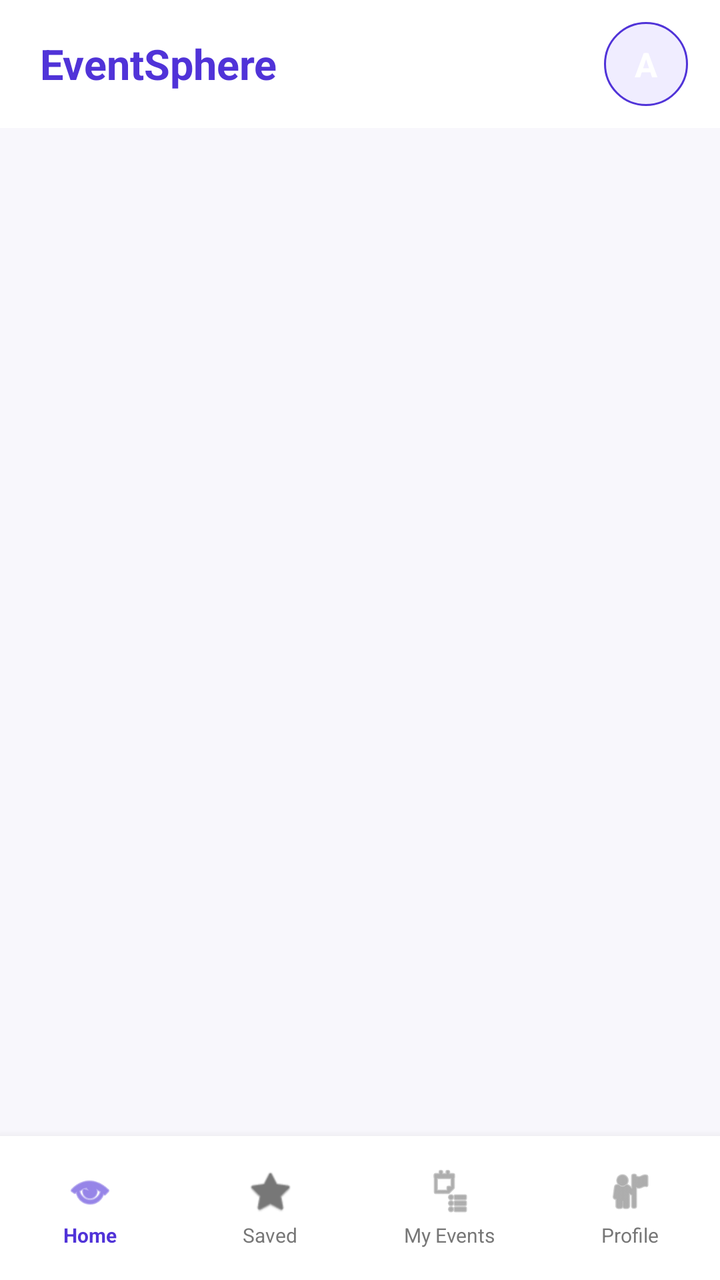
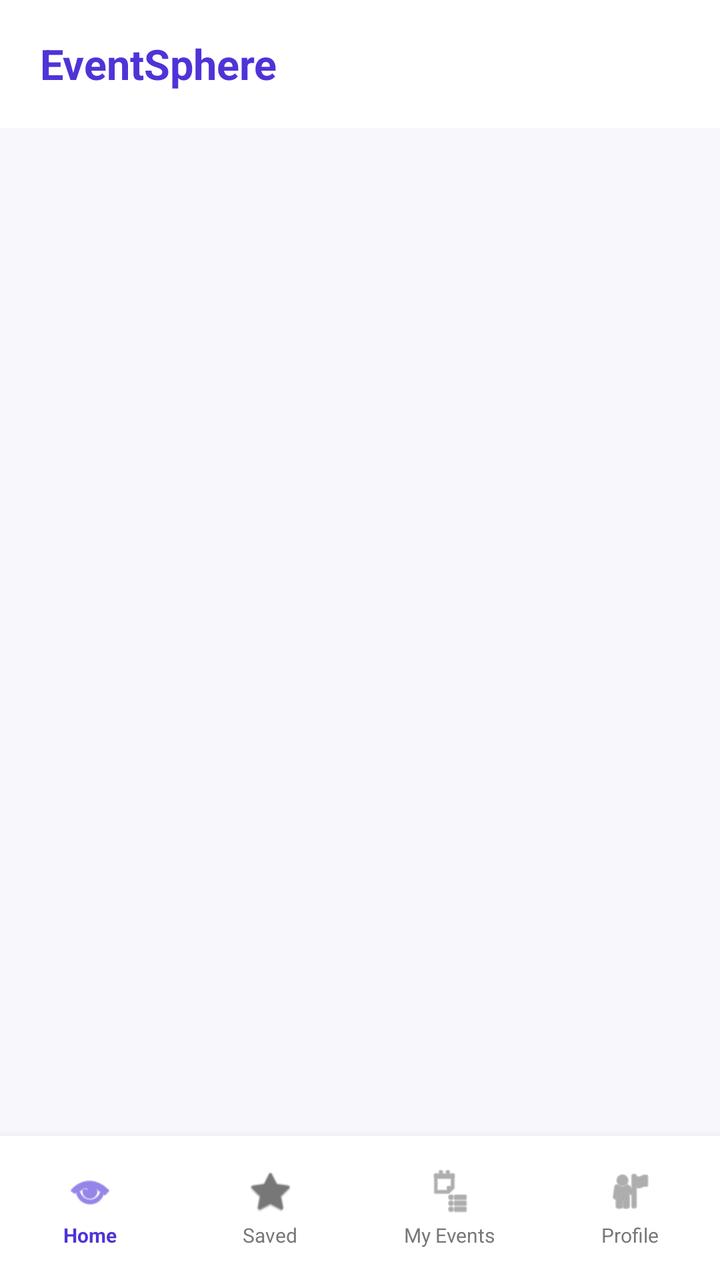

Two renders of the same Android screen: before a commit and after it. Below are the layout's source before the change and the commit's diff.
<!-- AndroidManifest.xml: application theme Theme.EventSphere -->
<!-- res/layout/activity_home.xml -->
<?xml version="1.0" encoding="utf-8"?>
<androidx.constraintlayout.widget.ConstraintLayout
    xmlns:android="http://schemas.android.com/apk/res/android"
    xmlns:app="http://schemas.android.com/apk/res-auto"
    android:layout_width="match_parent"
    android:layout_height="match_parent"
    android:background="#F8F7FC">

    
    
    

    <com.google.android.material.appbar.MaterialToolbar
        android:id="@+id/topAppBar"
        android:layout_width="0dp"
        android:layout_height="64dp"
        android:background="@android:color/white"
        android:elevation="4dp"
        app:layout_constraintTop_toTopOf="parent"
        app:layout_constraintStart_toStartOf="parent"
        app:layout_constraintEnd_toEndOf="parent">

        <TextView
            android:id="@+id/tvAppBarTitle"
            android:layout_width="wrap_content"
            android:layout_height="wrap_content"
            android:layout_gravity="start|center_vertical"
            android:layout_marginStart="20dp"
            android:text="EventSphere"
            android:textColor="#5033D8"
            android:textSize="21sp"
            android:textStyle="bold" />

        <TextView
            android:id="@+id/btnAppBarProfile"
            android:layout_width="42dp"
            android:layout_height="42dp"
            android:layout_gravity="end|center_vertical"
            android:layout_marginEnd="16dp"
            android:background="@drawable/profile_circle_bg"
            android:gravity="center"
            android:text="A"
            android:textColor="@android:color/white"
            android:textSize="17sp"
            android:textStyle="bold" />

    </com.google.android.material.appbar.MaterialToolbar>


    
    
    

    <androidx.fragment.app.FragmentContainerView
        android:id="@+id/fragmentContainer"
        android:layout_width="0dp"
        android:layout_height="0dp"
        app:layout_constraintTop_toBottomOf="@id/topAppBar"
        app:layout_constraintBottom_toTopOf="@id/bottomNavigation"
        app:layout_constraintStart_toStartOf="parent"
        app:layout_constraintEnd_toEndOf="parent" />


    
    
    

    <LinearLayout
        android:id="@+id/bottomNavigation"
        android:layout_width="0dp"
        android:layout_height="72dp"
        android:orientation="horizontal"
        android:gravity="center"
        android:background="@android:color/white"
        android:elevation="8dp"
        android:paddingTop="6dp"
        android:paddingBottom="6dp"
        app:layout_constraintBottom_toBottomOf="parent"
        app:layout_constraintStart_toStartOf="parent"
        app:layout_constraintEnd_toEndOf="parent">


        

        <LinearLayout
            android:id="@+id/navHome"
            android:layout_width="0dp"
            android:layout_height="match_parent"
            android:layout_weight="1"
            android:orientation="vertical"
            android:gravity="center"
            android:clickable="true"
            android:focusable="true">

            <ImageView
                android:id="@+id/iconHome"
                android:layout_width="24dp"
                android:layout_height="24dp"
                android:src="@android:drawable/ic_menu_view"
                app:tint="#5033D8"
                android:contentDescription="Home" />

            <TextView
                android:id="@+id/textHome"
                android:layout_width="wrap_content"
                android:layout_height="wrap_content"
                android:layout_marginTop="3dp"
                android:text="Home"
                android:textSize="10sp"
                android:textStyle="bold"
                android:textColor="#5033D8" />

        </LinearLayout>


        

        <LinearLayout
            android:id="@+id/navSaved"
            android:layout_width="0dp"
            android:layout_height="match_parent"
            android:layout_weight="1"
            android:orientation="vertical"
            android:gravity="center"
            android:clickable="true"
            android:focusable="true">

            <ImageView
                android:id="@+id/iconSaved"
                android:layout_width="24dp"
                android:layout_height="24dp"
                android:src="@android:drawable/btn_star_big_off"
                app:tint="#777777"
                android:contentDescription="Saved" />

            <TextView
                android:id="@+id/textSaved"
                android:layout_width="wrap_content"
                android:layout_height="wrap_content"
                android:layout_marginTop="3dp"
                android:text="Saved"
                android:textSize="10sp"
                android:textColor="#777777" />

        </LinearLayout>


        

        <LinearLayout
            android:id="@+id/navMyEvents"
            android:layout_width="0dp"
            android:layout_height="match_parent"
            android:layout_weight="1"
            android:orientation="vertical"
            android:gravity="center"
            android:clickable="true"
            android:focusable="true">

            <ImageView
                android:id="@+id/iconMyEvents"
                android:layout_width="24dp"
                android:layout_height="24dp"
                android:src="@android:drawable/ic_menu_agenda"
                app:tint="#777777"
                android:contentDescription="My Events" />

            <TextView
                android:id="@+id/textMyEvents"
                android:layout_width="wrap_content"
                android:layout_height="wrap_content"
                android:layout_marginTop="3dp"
                android:text="My Events"
                android:textSize="10sp"
                android:textColor="#777777" />

        </LinearLayout>


        

        <LinearLayout
            android:id="@+id/navProfile"
            android:layout_width="0dp"
            android:layout_height="match_parent"
            android:layout_weight="1"
            android:orientation="vertical"
            android:gravity="center"
            android:clickable="true"
            android:focusable="true">

            <ImageView
                android:id="@+id/iconProfile"
                android:layout_width="24dp"
                android:layout_height="24dp"
                android:src="@android:drawable/ic_menu_myplaces"
                app:tint="#777777"
                android:contentDescription="Profile" />

            <TextView
                android:id="@+id/textProfile"
                android:layout_width="wrap_content"
                android:layout_height="wrap_content"
                android:layout_marginTop="3dp"
                android:text="Profile"
                android:textSize="10sp"
                android:textColor="#777777" />

        </LinearLayout>

    </LinearLayout>

</androidx.constraintlayout.widget.ConstraintLayout>
<!-- resources referenced by this layout -->
<resources>
  <!-- drawable profile_circle_bg (drawable) -->
  <?xml version="1.0" encoding="utf-8"?>
  <shape xmlns:android="http://schemas.android.com/apk/res/android"
      android:shape="oval">
  
      <solid android:color="#F0EDFF" />
  
      <stroke
          android:width="1dp"
          android:color="#5033D8" />
  
  </shape>
  <style name="Theme.EventSphere" parent="Base.Theme.EventSphere" />
  <style name="Base.Theme.EventSphere" parent="Theme.Material3.DayNight.NoActionBar">
          
          
      </style>
</resources>

<!-- the commit's change to res/layout/activity_home.xml (unified diff, before → after) -->
@@ -31,18 +31,18 @@
             android:textSize="21sp"
             android:textStyle="bold" />
 
-        <TextView
-            android:id="@+id/btnAppBarProfile"
-            android:layout_width="42dp"
-            android:layout_height="42dp"
-            android:layout_gravity="end|center_vertical"
-            android:layout_marginEnd="16dp"
-            android:background="@drawable/profile_circle_bg"
-            android:gravity="center"
-            android:text="A"
-            android:textColor="@android:color/white"
-            android:textSize="17sp"
-            android:textStyle="bold" />
+
+
+
+
+
+
+
+
+
+
+
+
 
     </com.google.android.material.appbar.MaterialToolbar>
 
<!-- resource entries referenced after the edit -->
@@ -1,17 +1,5 @@
 <!-- resources referenced by this layout -->
 <resources>
-  <!-- drawable profile_circle_bg (drawable) -->
-  <?xml version="1.0" encoding="utf-8"?>
-  <shape xmlns:android="http://schemas.android.com/apk/res/android"
-      android:shape="oval">
-  
-      <solid android:color="#F0EDFF" />
-  
-      <stroke
-          android:width="1dp"
-          android:color="#5033D8" />
-  
-  </shape>
   <style name="Theme.EventSphere" parent="Base.Theme.EventSphere" />
   <style name="Base.Theme.EventSphere" parent="Theme.Material3.DayNight.NoActionBar">
           
